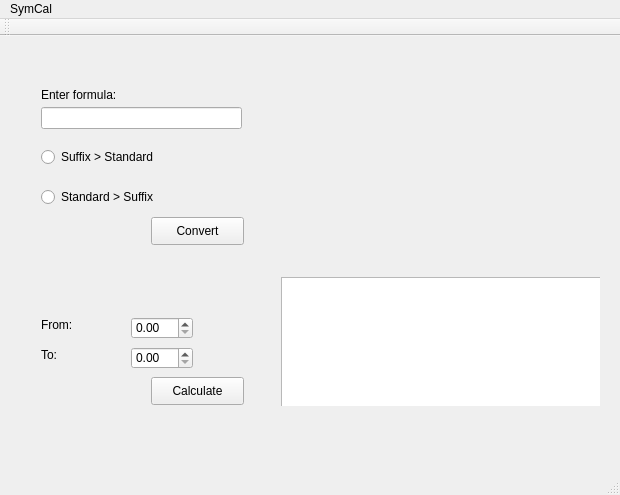
Before: the Qt Designer form symcal.ui in kamilakorzec/symcal, drawn with Qt 5.
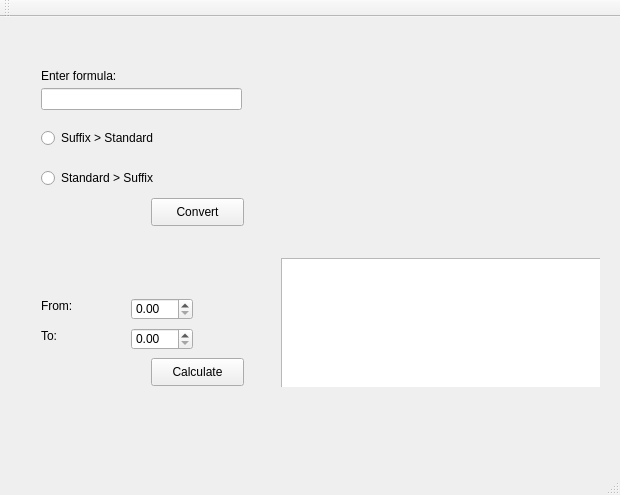
After: the same form once the commit is applied.

Commit message: Add Tokenizer class

Diff of the .ui file:
```diff
--- a/symcal.ui
+++ b/symcal.ui
@@ -172,22 +172,6 @@
     </layout>
    </widget>
   </widget>
-  <widget class="QMenuBar" name="menuBar">
-   <property name="geometry">
-    <rect>
-     <x>0</x>
-     <y>0</y>
-     <width>620</width>
-     <height>26</height>
-    </rect>
-   </property>
-   <widget class="QMenu" name="menuSymCal">
-    <property name="title">
-     <string>SymCal</string>
-    </property>
-   </widget>
-   <addaction name="menuSymCal"/>
-  </widget>
   <widget class="QToolBar" name="mainToolBar">
    <attribute name="toolBarArea">
     <enum>TopToolBarArea</enum>
```
The commit also changes 14 other files.
